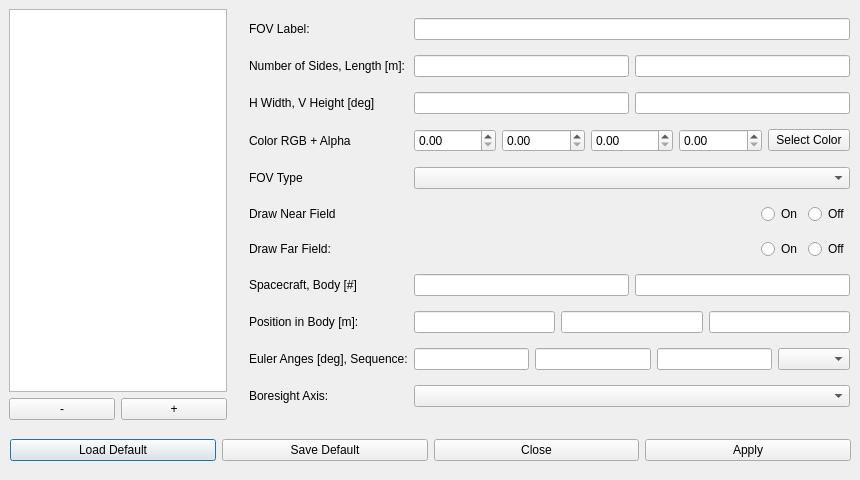
Before: the Qt Designer form dsm_gui/fov_menu.ui in pavelgalchenko/dsm_gui, drawn with Qt 5.
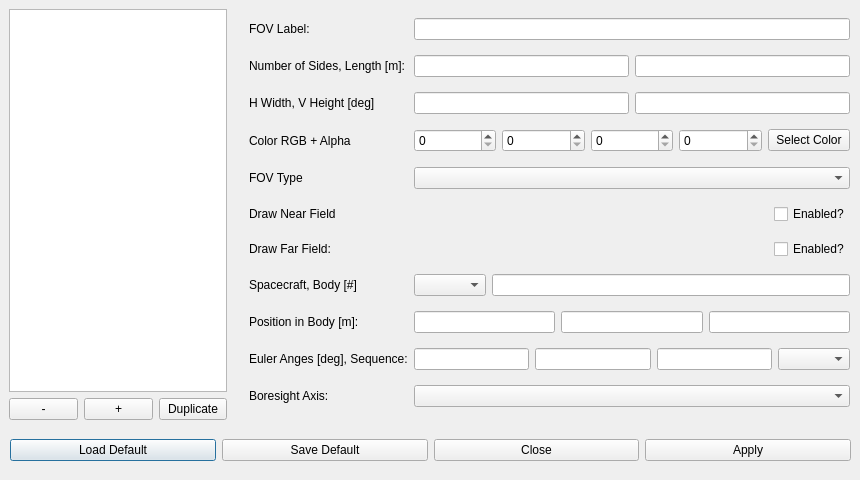
After: the same form once the commit is applied.

Patch:
```diff
--- a/dsm_gui/fov_menu.ui
+++ b/dsm_gui/fov_menu.ui
@@ -10,8 +10,20 @@
     <height>480</height>
    </rect>
   </property>
+  <property name="minimumSize">
+   <size>
+    <width>860</width>
+    <height>480</height>
+   </size>
+  </property>
+  <property name="maximumSize">
+   <size>
+    <width>860</width>
+    <height>480</height>
+   </size>
+  </property>
   <property name="windowTitle">
-   <string>Dialog</string>
+   <string>Field of View Menu</string>
   </property>
   <widget class="QWidget" name="layoutWidget">
    <property name="geometry">
@@ -66,42 +78,30 @@
     <item row="3" column="1">
      <layout class="QHBoxLayout" name="horizontalLayout_6">
       <item>
-       <widget class="QDoubleSpinBox" name="redvalue">
+       <widget class="QSpinBox" name="redvalue">
         <property name="maximum">
-         <double>1.000000000000000</double>
+         <number>255</number>
         </property>
-        <property name="singleStep">
-         <double>0.010000000000000</double>
-        </property>
        </widget>
       </item>
       <item>
-       <widget class="QDoubleSpinBox" name="greenvalue">
+       <widget class="QSpinBox" name="greenvalue">
         <property name="maximum">
-         <double>1.000000000000000</double>
+         <number>255</number>
         </property>
-        <property name="singleStep">
-         <double>0.010000000000000</double>
-        </property>
        </widget>
       </item>
       <item>
-       <widget class="QDoubleSpinBox" name="bluevalue">
+       <widget class="QSpinBox" name="bluevalue">
         <property name="maximum">
-         <double>1.000000000000000</double>
+         <number>255</number>
         </property>
-        <property name="singleStep">
-         <double>0.010000000000000</double>
-        </property>
        </widget>
       </item>
       <item>
-       <widget class="QDoubleSpinBox" name="alphavalue">
+       <widget class="QSpinBox" name="alphavalue">
         <property name="maximum">
-         <double>1.000000000000000</double>
-        </property>
-        <property name="singleStep">
-         <double>0.010000000000000</double>
+         <number>255</number>
         </property>
        </widget>
       </item>
@@ -168,23 +168,10 @@
        </spacer>
       </item>
       <item>
-       <widget class="QRadioButton" name="farfield_on">
+       <widget class="QCheckBox" name="farfield">
         <property name="text">
-         <string>On</string>
+         <string>Enabled?</string>
         </property>
-        <attribute name="buttonGroup">
-         <string notr="true">farfield_toggle</string>
-        </attribute>
-       </widget>
-      </item>
-      <item>
-       <widget class="QRadioButton" name="farfield_off">
-        <property name="text">
-         <string>Off</string>
-        </property>
-        <attribute name="buttonGroup">
-         <string notr="true">farfield_toggle</string>
-        </attribute>
        </widget>
       </item>
      </layout>
@@ -192,7 +179,7 @@
     <item row="7" column="1">
      <layout class="QHBoxLayout" name="horizontalLayout_10">
       <item>
-       <widget class="QLineEdit" name="sc_num"/>
+       <widget class="QComboBox" name="sc_name"/>
       </item>
       <item>
        <widget class="QLineEdit" name="bdy_num"/>
@@ -310,23 +297,10 @@
        </spacer>
       </item>
       <item>
-       <widget class="QRadioButton" name="nearfield_on">
+       <widget class="QCheckBox" name="nearfield">
         <property name="text">
-         <string>On</string>
+         <string>Enabled?</string>
         </property>
-        <attribute name="buttonGroup">
-         <string notr="true">nearfield_toggle</string>
-        </attribute>
-       </widget>
-      </item>
-      <item>
-       <widget class="QRadioButton" name="nearfield_off">
-        <property name="text">
-         <string>Off</string>
-        </property>
-        <attribute name="buttonGroup">
-         <string notr="true">nearfield_toggle</string>
-        </attribute>
        </widget>
       </item>
      </layout>
@@ -376,6 +350,13 @@
         </property>
        </widget>
       </item>
+      <item>
+       <widget class="QPushButton" name="fov_duplicate">
+        <property name="text">
+         <string>Duplicate</string>
+        </property>
+       </widget>
+      </item>
      </layout>
     </item>
    </layout>
```
Left out of the diff: 4 changed lines with no effect on the pictures.
